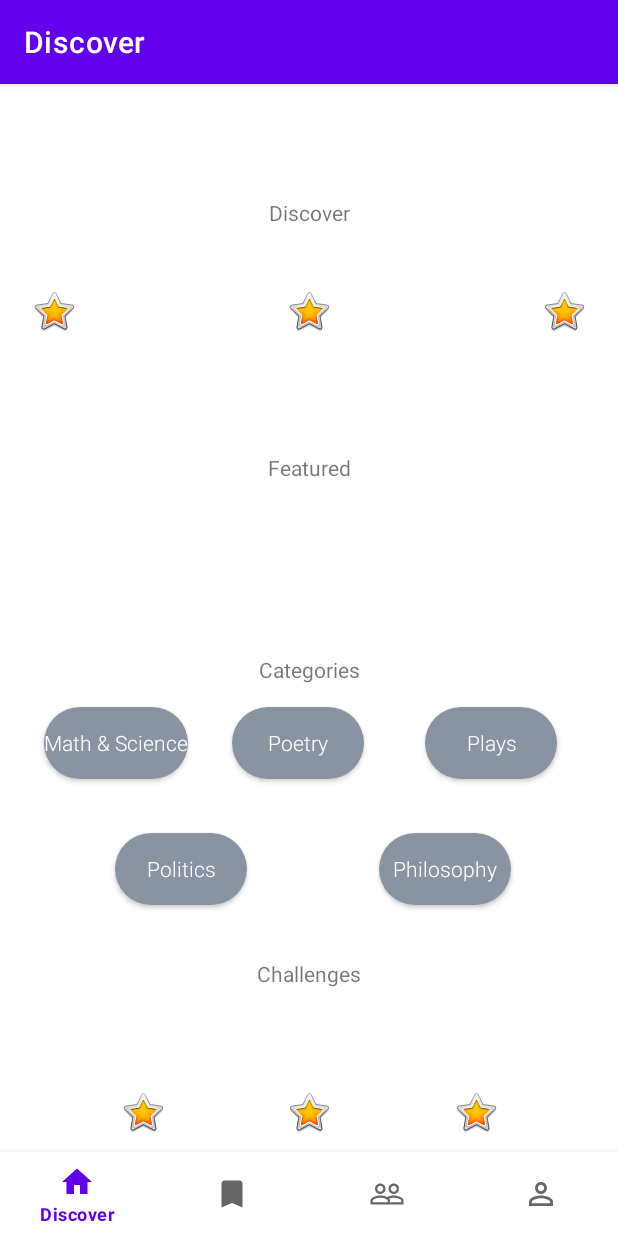
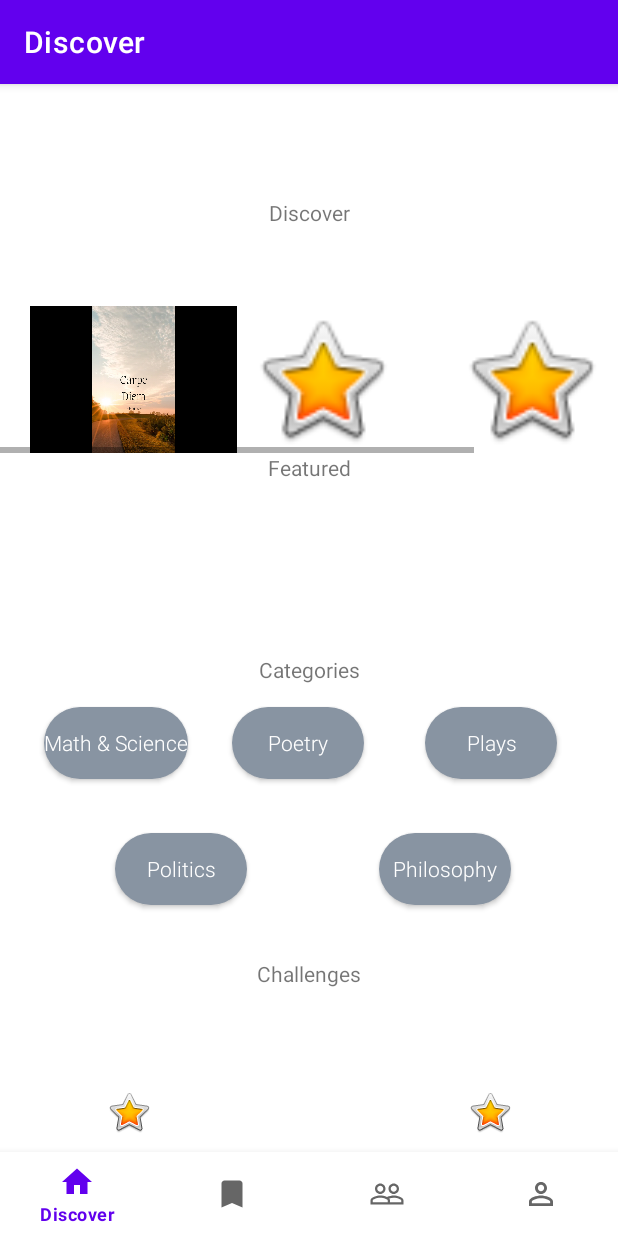
Before and after one commit to ced-kwong29/Legemus, an Android app: the DashboardFragment screen opened directly, with no data from a screen before it, on a phone screen of 412 x 824 dp. Run offline under Robolectric (Android 15) with nearby library versions, the light colour scheme and no system bars; our stand-ins replace navigation-ui.

```diff
--- /dev/null
+++ b/app/src/main/res/drawable/circle.xml
@@ -0,0 +1,12 @@
+<shape xmlns:android="http://schemas.android.com/apk/res/android"
+    android:innerRadius="0dp"
+    android:shape="oval"
+
+    android:useLevel="false" >
+    <solid android:color="@android:color/transparent" />
+
+    <stroke
+        android:width="15dp"
+        android:color="@color/verification_contact_background" />
+
+</shape>
--- /dev/null
+++ b/app/src/main/res/drawable/rectangle.xml
@@ -0,0 +1,7 @@
+<?xml version="1.0" encoding="UTF-8"?>
+<shape xmlns:android="http://schemas.android.com/apk/res/android"
+    android:shape="rectangle">
+    <solid android:color="@android:color/transparent" />
+    <padding android:bottom="-14dp" android:left="-14dp" android:right="-14dp" android:top="-14dp" />
+
+</shape>
--- /dev/null
+++ b/app/src/main/res/drawable/story_one.xml
@@ -0,0 +1,7 @@
+<?xml version="1.0" encoding="utf-8"?>
+<layer-list xmlns:android="http://schemas.android.com/apk/res/android" >
+
+    <item android:drawable="@drawable/rectangle" />
+    <item android:drawable="@drawable/circle"/>
+
+</layer-list>
--- a/app/src/main/res/layout/fragment_dashboard.xml
+++ b/app/src/main/res/layout/fragment_dashboard.xml
@@ -13,18 +13,8 @@
         android:src="@android:drawable/btn_star_big_on"
         app:layout_constraintBottom_toBottomOf="parent"
         app:layout_constraintEnd_toEndOf="parent"
-        app:layout_constraintStart_toStartOf="parent"
+        app:layout_constraintStart_toEndOf="@+id/challenges_text"
         app:layout_constraintTop_toBottomOf="@+id/challenges_text" />
-
-    <ImageView
-        android:id="@+id/imageView10"
-        android:layout_width="wrap_content"
-        android:layout_height="wrap_content"
-        android:layout_marginTop="40dp"
-        android:src="@android:drawable/btn_star_big_on"
-        app:layout_constraintEnd_toStartOf="@+id/imageView5"
-        app:layout_constraintStart_toEndOf="@+id/imageView8"
-        app:layout_constraintTop_toBottomOf="@+id/discover_header" />
 
     <TextView
         android:id="@+id/featured_text"
@@ -36,34 +26,58 @@
         app:layout_constraintStart_toStartOf="parent"
         app:layout_constraintTop_toBottomOf="@+id/discover_header" />
 
+    <HorizontalScrollView
+        android:layout_width="414dp"
+        android:layout_height="98dp"
+        app:layout_constraintBottom_toTopOf="@+id/featured_text"
+        app:layout_constraintEnd_toEndOf="parent"
+        app:layout_constraintHorizontal_bias="0.498"
+        app:layout_constraintStart_toStartOf="parent">
+
+        <LinearLayout
+            android:layout_width="match_parent"
+            android:layout_height="wrap_content"
+            android:orientation="horizontal">
+
             <ImageView
                 android:id="@+id/imageView8"
-        android:layout_width="wrap_content"
-        android:layout_height="wrap_content"
+                android:layout_width="138dp"
+                android:layout_height="98dp"
                 android:layout_marginStart="20dp"
-        android:src="@android:drawable/btn_star_big_on"
+                android:background="@drawable/blank"
+                android:src="@drawable/story_image_1"/>
                 app:layout_constraintBottom_toBottomOf="@+id/imageView10"
                 app:layout_constraintStart_toStartOf="parent" />
 
             <ImageView
                 android:id="@+id/imageView5"
-        android:layout_width="wrap_content"
-        android:layout_height="wrap_content"
+                android:layout_width="113dp"
+                android:layout_height="match_parent"
                 android:layout_marginEnd="20dp"
-        android:src="@android:drawable/btn_star_big_on"
-        app:layout_constraintBottom_toBottomOf="@+id/imageView10"
-        app:layout_constraintEnd_toEndOf="parent"
-        app:layout_constraintHorizontal_bias="0.51" />
+                android:src="@android:drawable/btn_star_big_on" />
 
             <ImageView
                 android:id="@+id/imageView4"
-        android:layout_width="wrap_content"
-        android:layout_height="wrap_content"
+                android:layout_width="125dp"
+                android:layout_height="match_parent"
                 android:src="@android:drawable/btn_star_big_on"
                 app:layout_constraintBottom_toBottomOf="parent"
                 app:layout_constraintEnd_toEndOf="parent"
                 app:layout_constraintStart_toEndOf="@+id/imageView11"
                 app:layout_constraintTop_toBottomOf="@+id/challenges_text" />
+
+            <ImageView
+                android:id="@+id/imageView12"
+                android:layout_width="125dp"
+                android:layout_height="match_parent"
+                android:layout_weight="1"
+                android:src="@android:drawable/btn_star_big_on"
+                app:layout_constraintBottom_toBottomOf="parent"
+                app:layout_constraintEnd_toEndOf="parent"
+                app:layout_constraintStart_toEndOf="@+id/imageView11"
+                app:layout_constraintTop_toBottomOf="@+id/challenges_text" />
+        </LinearLayout>
+    </HorizontalScrollView>
 
     <androidx.appcompat.widget.AppCompatButton
         android:id="@+id/button2"
@@ -184,7 +198,8 @@
         android:layout_height="wrap_content"
         android:src="@android:drawable/btn_star_big_on"
         app:layout_constraintBottom_toBottomOf="parent"
-        app:layout_constraintEnd_toStartOf="@+id/imageView11"
+        app:layout_constraintEnd_toStartOf="@+id/challenges_text"
         app:layout_constraintStart_toStartOf="parent"
         app:layout_constraintTop_toBottomOf="@+id/challenges_text" />
+
 </androidx.constraintlayout.widget.ConstraintLayout>
```
Also changed, not shown: app/src/main/res/drawable/blank.png (added), app/src/main/res/drawable/story_image_1.png (added), app/src/main/res/drawable/story_image_3.png (added), app/src/main/res/drawable/story_image_4.png (added), app/src/main/res/drawable/story_image_5.png (added), 1 other file. Lines whose indentation alone changed are shown as unchanged.
